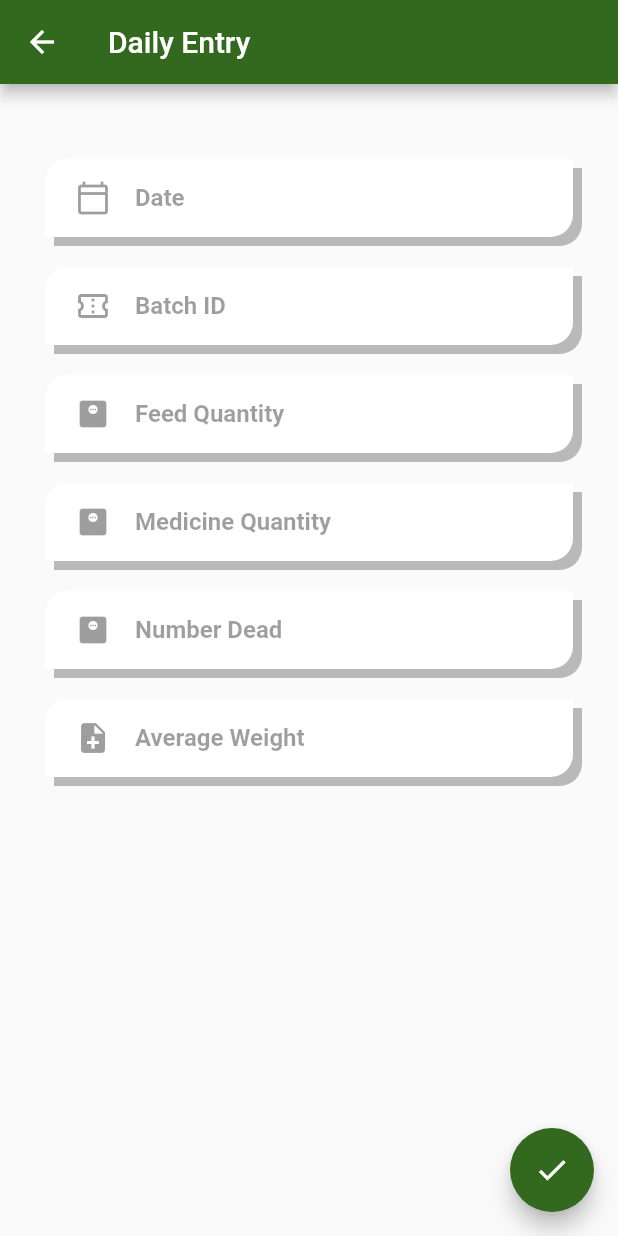
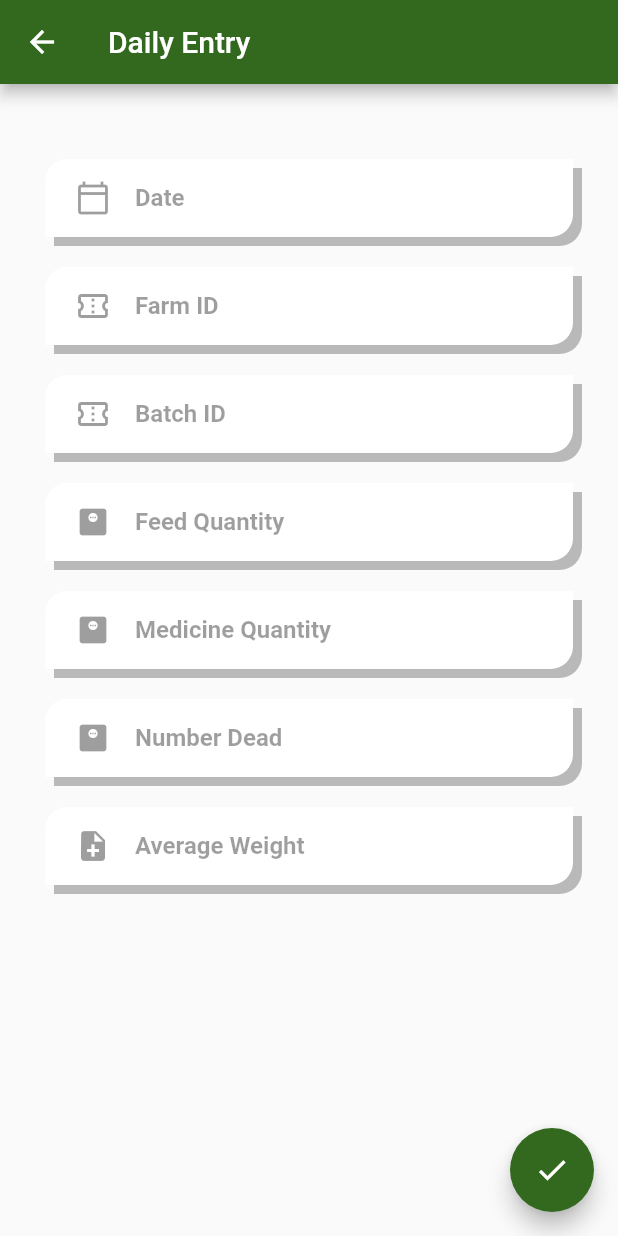
Before and after one commit to sreelakshmi8606/farm_app, a Flutter app: the DailyEntry screen opened directly, on a phone screen of 412 x 824 dp. Run offline on Flutter 3.47's test engine with Material 2 defaults, Android fonts, the phone set to English and light mode, and no system bars; our stand-ins replace bloc, dio, firebase_auth, firebase_core, flutter_bloc, google_fonts and 4 more; accounts and stored records are empty.

```diff
--- a/lib/data_models/transactions/daily_entry_form.dart
+++ b/lib/data_models/transactions/daily_entry_form.dart
@@ -5,7 +5,7 @@ import 'dart:convert';
 class DailyEntryFormDataModel {
   DateTime? date;
   String? BatchId;
-  String? farmId;
+  String? FarmId;
   num? FeedQuantity;
   num? MedicineQuantity;
   int? NumberDead;
@@ -14,7 +14,7 @@ class DailyEntryFormDataModel {
   DailyEntryFormDataModel(
       {required this.date,
       required this.BatchId,
-      required this.farmId,
+      required this.FarmId,
       required this.FeedQuantity,
       required this.MedicineQuantity,
       required this.NumberDead,
@@ -32,7 +32,7 @@ class DailyEntryFormDataModel {
     return DailyEntryFormDataModel(
       date: date ?? this.date,
       BatchId: BatchId ?? this.BatchId,
-      farmId: farmId ?? this.farmId,
+      FarmId: farmId ?? this.FarmId,
       FeedQuantity: FeedQuantity ?? this.FeedQuantity,
       MedicineQuantity: MedicineQuantity ?? this.MedicineQuantity,
       NumberDead: NumberDead ?? this.NumberDead,
@@ -44,7 +44,7 @@ class DailyEntryFormDataModel {
     return {
       'date': date?.millisecondsSinceEpoch,
       'BatchId': BatchId,
-      'farmId': farmId,
+      'farmId': FarmId,
       'FeedQuantity': FeedQuantity,
       'MedicineQuantity': MedicineQuantity,
       'NumberDead': NumberDead,
@@ -57,7 +57,7 @@ class DailyEntryFormDataModel {
       date: DateTime.fromMillisecondsSinceEpoch(
           int.parse(map['date'] ?? '0') * 1000),
       BatchId: map['BatchId'],
-      farmId: map['farmId'],
+      FarmId: map['farmId'],
       FeedQuantity: map['FeedQuantity'],
       MedicineQuantity: map['MedicineQuantity'],
       NumberDead: map['NumberDead'],
@@ -74,7 +74,7 @@ class DailyEntryFormDataModel {
     return 'DailyEntryFormDataModel('
         'date: $date, '
         'BatchId: $BatchId, '
-        'farmId: $farmId,'
+        'farmId: $FarmId,'
         'FeedQuantity: $FeedQuantity,'
         'MedicineQuantity: $MedicineQuantity,'
         'NumberDead: $NumberDead,'
@@ -89,7 +89,7 @@ class DailyEntryFormDataModel {
     return other is DailyEntryFormDataModel &&
         other.date == date &&
         other.BatchId == BatchId &&
-        other.farmId == farmId &&
+        other.FarmId == FarmId &&
         other.FeedQuantity == FeedQuantity &&
         other.MedicineQuantity == MedicineQuantity &&
         other.NumberDead == NumberDead &&
@@ -100,7 +100,7 @@ class DailyEntryFormDataModel {
   int get hashCode {
     return date.hashCode ^
         BatchId.hashCode ^
-        farmId.hashCode ^
+        FarmId.hashCode ^
         FeedQuantity.hashCode ^
         MedicineQuantity.hashCode ^
         NumberDead.hashCode ^
--- a/lib/forms/transaction_forms/DailyEntry_Editor.dart
+++ b/lib/forms/transaction_forms/DailyEntry_Editor.dart
@@ -13,7 +13,7 @@ class DailyEntry extends StatefulWidget {
   // DailyEntry({Key? key,required this.NumberDead,required this.AverageWeight}) : super(key: key);
   late DateTime date;
   late String BatchId;
-  late String farmId;
+  late String FarmId;
   late num FeedQuantity;
   late num MedicineQuantity;
   late int NumberDead;
@@ -33,6 +33,7 @@ class _DailyEntryState extends State<DailyEntry> {
   TextEditingController medicineQtyInputcontroller =  TextEditingController();
   TextEditingController deadInputcontroller =  TextEditingController();
   TextEditingController weightInputcontroller =  TextEditingController();
+  TextEditingController farmidinputController =  TextEditingController();
 
   late DateTime date;
   late String date1;
@@ -102,7 +103,37 @@ class _DailyEntryState extends State<DailyEntry> {
                               return Validate.txtValidator(value!);
                             },
                             onSaved: (String? value) {
-                              model.BatchId = value!;
+                              model.FarmId = value!;
+                            },
+                            controller: farmidInputcontroller,
+                            keyboardType: TextInputType.text,
+                            decoration: InputDecoration(
+                              border: InputBorder.none,
+                              hintText: 'Farm ID',
+                              hintStyle: TextStyle(
+                                  fontWeight: FontWeight.bold,
+                                  color: Colors.black38),
+                              icon: Icon(
+                                Icons.confirmation_num_outlined,
+                                color: Colors.black38,
+                              ),
+                            ),
+                          ),
+                        ),
+                        SizedBox(
+                          height: 20,
+                        ),
+                        Container(
+                          margin: EdgeInsets.symmetric(horizontal: 10),
+                          padding:
+                          EdgeInsets.symmetric(horizontal: 20, vertical: 2),
+                          decoration: kBoxdecorationStyle,
+                          child: TextFormField(
+                            validator: (value) {
+                              return Validate.txtValidator(value!);
+                            },
+                            onSaved: (String? value) {
+                              model.FarmId = value!;
                             },
                             controller: batchInputcontroller,
                             keyboardType: TextInputType.text,
@@ -291,8 +322,9 @@ class _DailyEntryState extends State<DailyEntry> {
           if (_FormKey.currentState!.validate()) {}
           Box box = Hive.box('Farm');
           model.date = selectedDate;
+          model.FarmId = box.get('FarmId').toString();
           model.BatchId = box.get('BatchID').toString();
-          model.farmId = box.get('FarmID');
+          model.FarmId = box.get('FarmID');
           model.FeedQuantity = double.parse(feedQtyInputcontroller.text);
           model.MedicineQuantity =
               double.parse(medicineQtyInputcontroller.text);
```
Also changed, not shown: lib/forms/master_forms/Farm_Master_Editor.dart (+10 -13 lines).
